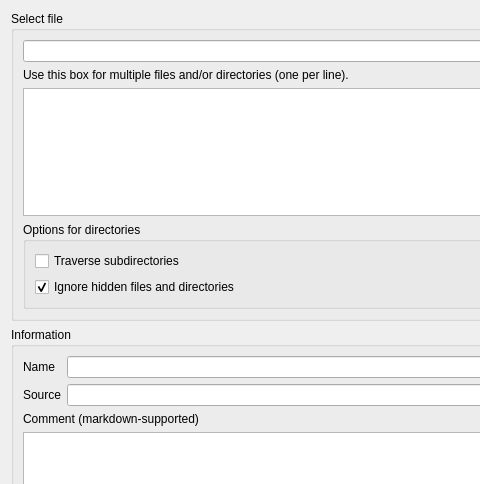
The window that src/app/gui/dialog/newfiledialog.ui (plooorp/qTaggle) describes before a commit, drawn with Qt 5; both pictures show x 0 to 480 and y 0 to 484 of the 946 by 611 pixel window.
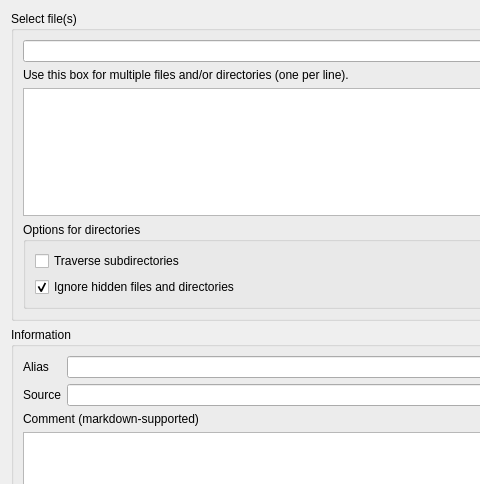
The same window after the commit. Icons and pictures are not drawn. Custom widgets are drawn as their Qt base class.

Commit message: name replaced with alias, otherwise defaults to filename

The edit to the form file:
```diff
--- a/src/app/gui/dialog/newfiledialog.ui
+++ b/src/app/gui/dialog/newfiledialog.ui
@@ -47,7 +47,7 @@
          <item>
           <widget class="QGroupBox" name="groupBox_2">
            <property name="title">
-            <string>Select file</string>
+            <string>Select file(s)</string>
            </property>
            <layout class="QVBoxLayout" name="verticalLayout">
             <item>
@@ -154,7 +154,7 @@
                <item row="0" column="0">
                 <widget class="QLabel" name="label">
                  <property name="text">
-                  <string>Name</string>
+                  <string>Alias</string>
                  </property>
                 </widget>
                </item>
```
Left out of the diff: 12 changed lines with no effect on the pictures. The commit also changes 26 other files.
